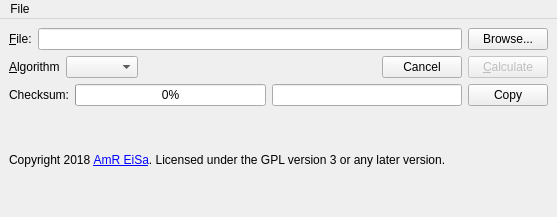
Qt form Code/MainWindow.ui (amreisa/HashPuppy) before a commit.
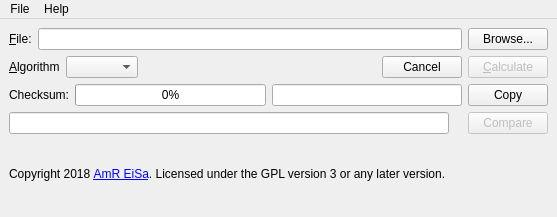
The same form after that commit.

Commit message: + Start adding android support. + Add compare Hash text. * Fix open file.

Patch:
```diff
--- a/Code/MainWindow.ui
+++ b/Code/MainWindow.ui
@@ -140,6 +140,33 @@
       </item>
      </layout>
     </item>
+    <item>
+     <layout class="QHBoxLayout" name="horizontalLayout_5">
+      <item>
+       <widget class="QLineEdit" name="textToCompareLineEdit"/>
+      </item>
+      <item>
+       <widget class="QLabel" name="validateLabel">
+        <property name="enabled">
+         <bool>true</bool>
+        </property>
+        <property name="text">
+         <string/>
+        </property>
+       </widget>
+      </item>
+      <item>
+       <widget class="QPushButton" name="comparePushButton">
+        <property name="enabled">
+         <bool>false</bool>
+        </property>
+        <property name="text">
+         <string>Compare</string>
+        </property>
+       </widget>
+      </item>
+     </layout>
+    </item>
     <item>
      <layout class="QHBoxLayout" name="horizontalLayout_4">
       <item>
@@ -176,7 +203,14 @@
     <addaction name="actionOpen"/>
     <addaction name="actionExit"/>
    </widget>
+   <widget class="QMenu" name="menuHelp">
+    <property name="title">
+     <string>Help</string>
+    </property>
+    <addaction name="actionAbout"/>
+   </widget>
    <addaction name="menuFile"/>
+   <addaction name="menuHelp"/>
   </widget>
   <action name="actionOpen">
    <property name="text">
```
Left out of the diff: 7 changed lines with no effect on the pictures. The commit also changes 12 other files.
